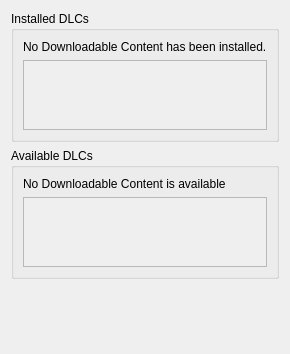
RareDevs/Rare, file rare/ui/components/tabs/games/game_info/game_dlc.ui: the form before one commit.
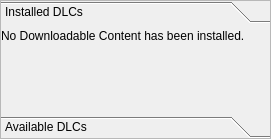
The form after the commit.

Commit message:
GameDlc: Re-write the form to use a QToolBox instead of two separate QGroupBoxes.
By using a QToolBox, we can better utilize the available space for
long lists of DLCs. `GameDlcWidget` is now responsible for handling
installing and uninstalling the DLC based on RareGame's functionality.

Since `GameUtils` is not used for uninstalling any more, remove it the
arguments of `GameInfoTabs` completely.

The edit to the form file:
```diff
--- a/rare/ui/components/tabs/games/game_info/game_dlc.ui
+++ b/rare/ui/components/tabs/games/game_info/game_dlc.ui
@@ -1,151 +1,114 @@
 <?xml version="1.0" encoding="UTF-8"?>
 <ui version="4.0">
  <class>GameDlc</class>
- <widget class="QWidget" name="GameDlc">
+ <widget class="QToolBox" name="GameDlc">
   <property name="geometry">
    <rect>
     <x>0</x>
     <y>0</y>
-    <width>287</width>
-    <height>354</height>
+    <width>271</width>
+    <height>139</height>
    </rect>
   </property>
   <property name="windowTitle">
    <string>GameDlc</string>
   </property>
-  <layout class="QVBoxLayout" name="game_dlc_layout">
-   <item>
-    <widget class="QGroupBox" name="installed_dlc_group">
-     <property name="sizePolicy">
-      <sizepolicy hsizetype="Preferred" vsizetype="Preferred">
-       <horstretch>0</horstretch>
-       <verstretch>0</verstretch>
-      </sizepolicy>
-     </property>
-     <property name="title">
+  <property name="frameShape">
+   <enum>QFrame::StyledPanel</enum>
+  </property>
+  <property name="frameShadow">
+   <enum>QFrame::Sunken</enum>
+  </property>
+  <property name="lineWidth">
+   <number>0</number>
+  </property>
+  <widget class="QWidget" name="installed_dlc_page">
+   <property name="geometry">
+    <rect>
+     <x>0</x>
+     <y>0</y>
+     <width>267</width>
+     <height>79</height>
+    </rect>
+   </property>
+   <attribute name="label">
       <string>Installed DLCs</string>
-     </property>
-     <property name="alignment">
-      <set>Qt::AlignLeading|Qt::AlignLeft|Qt::AlignTop</set>
-     </property>
-     <layout class="QVBoxLayout" name="installed_dlc_group_layout">
-      <item>
+   </attribute>
+   <layout class="QVBoxLayout" name="installed_dlc_page_layout" stretch="0,1">
+    <property name="leftMargin">
+     <number>0</number>
+    </property>
+    <property name="topMargin">
+     <number>0</number>
+    </property>
+    <property name="rightMargin">
+     <number>0</number>
+    </property>
+    <property name="bottomMargin">
+     <number>0</number>
+    </property>
+    <item alignment="Qt::AlignTop">
        <widget class="QLabel" name="installed_dlc_label">
         <property name="text">
          <string>No Downloadable Content has been installed.</string>
         </property>
        </widget>
       </item>
-      <item>
-       <widget class="QScrollArea" name="installed_dlc_scroll">
-        <property name="focusPolicy">
-         <enum>Qt::WheelFocus</enum>
-        </property>
-        <property name="frameShape">
-         <enum>QFrame::StyledPanel</enum>
-        </property>
-        <property name="frameShadow">
-         <enum>QFrame::Sunken</enum>
-        </property>
-        <property name="horizontalScrollBarPolicy">
-         <enum>Qt::ScrollBarAlwaysOff</enum>
-        </property>
-        <property name="widgetResizable">
-         <bool>true</bool>
-        </property>
-        <property name="alignment">
-         <set>Qt::AlignLeading|Qt::AlignLeft|Qt::AlignTop</set>
-        </property>
-        <widget class="QWidget" name="installed_dlc_contents">
+    <item alignment="Qt::AlignTop">
+     <widget class="QWidget" name="installed_dlc_container" native="true">
+      <layout class="QVBoxLayout" name="installed_dlc_container_layout">
+       <property name="leftMargin">
+        <number>0</number>
+       </property>
+       <property name="topMargin">
+        <number>0</number>
+       </property>
+       <property name="rightMargin">
+        <number>3</number>
+       </property>
+       <property name="bottomMargin">
+        <number>0</number>
+       </property>
+      </layout>
+     </widget>
+    </item>
+   </layout>
+  </widget>
+  <widget class="QWidget" name="available_dlc_page">
          <property name="geometry">
           <rect>
            <x>0</x>
            <y>0</y>
-           <width>255</width>
-           <height>16</height>
-          </rect>
-         </property>
-         <property name="sizePolicy">
-          <sizepolicy hsizetype="Preferred" vsizetype="Maximum">
-           <horstretch>0</horstretch>
-           <verstretch>0</verstretch>
-          </sizepolicy>
-         </property>
-         <layout class="QVBoxLayout" name="installed_dlc_contents_layout">
-          <property name="leftMargin">
-           <number>0</number>
-          </property>
-          <property name="topMargin">
-           <number>0</number>
-          </property>
-          <property name="rightMargin">
-           <number>9</number>
-          </property>
-          <property name="bottomMargin">
-           <number>0</number>
-          </property>
-         </layout>
-        </widget>
-       </widget>
-      </item>
-     </layout>
-    </widget>
-   </item>
-   <item>
-    <widget class="QGroupBox" name="available_dlc_group">
-     <property name="sizePolicy">
-      <sizepolicy hsizetype="Preferred" vsizetype="Preferred">
-       <horstretch>0</horstretch>
-       <verstretch>0</verstretch>
-      </sizepolicy>
-     </property>
-     <property name="title">
+     <width>267</width>
+     <height>79</height>
+    </rect>
+   </property>
+   <attribute name="label">
       <string>Available DLCs</string>
-     </property>
-     <property name="alignment">
-      <set>Qt::AlignLeading|Qt::AlignLeft|Qt::AlignTop</set>
-     </property>
-     <layout class="QVBoxLayout" name="available_dlc_group_layout">
-      <item>
+   </attribute>
+   <layout class="QVBoxLayout" name="available_dlc_page_layou" stretch="0,1">
+    <property name="leftMargin">
+     <number>0</number>
+    </property>
+    <property name="topMargin">
+     <number>0</number>
+    </property>
+    <property name="rightMargin">
+     <number>0</number>
+    </property>
+    <property name="bottomMargin">
+     <number>0</number>
+    </property>
+    <item alignment="Qt::AlignTop">
        <widget class="QLabel" name="available_dlc_label">
         <property name="text">
          <string>No Downloadable Content is available</string>
         </property>
        </widget>
       </item>
-      <item>
-       <widget class="QScrollArea" name="available_dlc_scroll">
-        <property name="frameShape">
-         <enum>QFrame::StyledPanel</enum>
-        </property>
-        <property name="frameShadow">
-         <enum>QFrame::Sunken</enum>
-        </property>
-        <property name="horizontalScrollBarPolicy">
-         <enum>Qt::ScrollBarAlwaysOff</enum>
-        </property>
-        <property name="widgetResizable">
-         <bool>true</bool>
-        </property>
-        <property name="alignment">
-         <set>Qt::AlignLeading|Qt::AlignLeft|Qt::AlignTop</set>
-        </property>
-        <widget class="QWidget" name="available_dlc_contents">
-         <property name="geometry">
-          <rect>
-           <x>0</x>
-           <y>0</y>
-           <width>255</width>
-           <height>16</height>
-          </rect>
-         </property>
-         <property name="sizePolicy">
-          <sizepolicy hsizetype="Preferred" vsizetype="Maximum">
-           <horstretch>0</horstretch>
-           <verstretch>0</verstretch>
-          </sizepolicy>
-         </property>
-         <layout class="QVBoxLayout" name="available_dlc_contents_layout">
+    <item alignment="Qt::AlignTop">
+     <widget class="QWidget" name="available_dlc_container" native="true">
+      <layout class="QVBoxLayout" name="available_dlc_container_layout">
           <property name="leftMargin">
            <number>0</number>
           </property>
@@ -160,25 +123,9 @@
           </property>
          </layout>
         </widget>
-       </widget>
       </item>
      </layout>
     </widget>
-   </item>
-   <item>
-    <spacer name="vspacer">
-     <property name="orientation">
-      <enum>Qt::Vertical</enum>
-     </property>
-     <property name="sizeHint" stdset="0">
-      <size>
-       <width>20</width>
-       <height>40</height>
-      </size>
-     </property>
-    </spacer>
-   </item>
-  </layout>
  </widget>
  <resources/>
  <connections/>
```
Left out of the diff: 4 changed lines with no effect on the pictures. Lines whose indentation alone changed are shown as unchanged. The commit also changes 7 other files.
